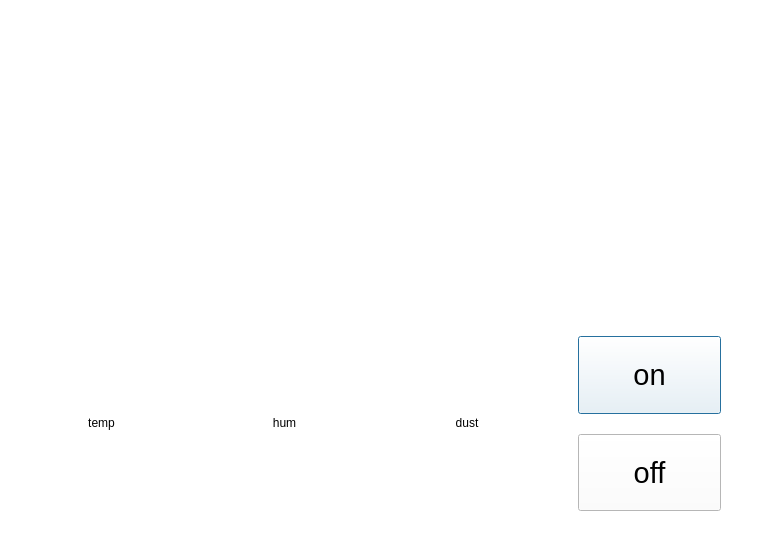
Before: the Qt Designer form Raspberry/dialog.ui in psy1064/DJU_OSP, drawn with Qt 5.
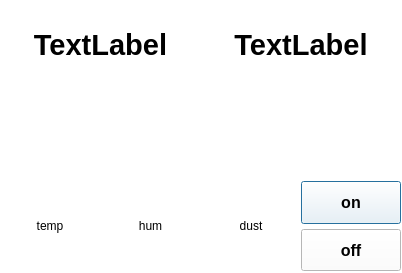
After: the same form once the commit is applied.

Commit message: Qt 실행화면 코드

What changed in the file:
```diff
--- a/Raspberry/dialog.ui
+++ b/Raspberry/dialog.ui
@@ -6,8 +6,8 @@
    <rect>
     <x>0</x>
     <y>0</y>
-    <width>760</width>
-    <height>548</height>
+    <width>402</width>
+    <height>273</height>
    </rect>
   </property>
   <property name="windowTitle">
@@ -22,18 +22,59 @@
   <widget class="QWidget" name="verticalLayoutWidget_2">
    <property name="geometry">
     <rect>
-     <x>10</x>
-     <y>100</y>
-     <width>731</width>
-     <height>431</height>
+     <x>0</x>
+     <y>0</y>
+     <width>401</width>
+     <height>271</height>
     </rect>
    </property>
    <layout class="QVBoxLayout" name="verticalLayout_2">
     <property name="spacing">
      <number>0</number>
     </property>
+    <item>
+     <layout class="QHBoxLayout" name="horizontalLayout_3">
+      <item>
+       <widget class="QLabel" name="dateValue">
+        <property name="font">
+         <font>
+          <pointsize>22</pointsize>
+          <weight>75</weight>
+          <bold>true</bold>
+         </font>
+        </property>
+        <property name="text">
+         <string>TextLabel</string>
+        </property>
+        <property name="alignment">
+         <set>Qt::AlignCenter</set>
+        </property>
+       </widget>
+      </item>
+      <item>
+       <widget class="QLabel" name="timeValue">
+        <property name="font">
+         <font>
+          <pointsize>22</pointsize>
+          <weight>75</weight>
+          <bold>true</bold>
+         </font>
+        </property>
+        <property name="text">
+         <string>TextLabel</string>
+        </property>
+        <property name="alignment">
+         <set>Qt::AlignCenter</set>
+        </property>
+       </widget>
+      </item>
+     </layout>
+    </item>
     <item>
      <layout class="QHBoxLayout" name="horizontalLayout">
+      <property name="spacing">
+       <number>0</number>
+      </property>
       <item>
        <widget class="QLabel" name="tempIcon">
         <property name="text">
@@ -66,6 +107,9 @@
     </item>
     <item>
      <layout class="QHBoxLayout" name="horizontalLayout_2">
+      <property name="spacing">
+       <number>0</number>
+      </property>
       <item>
        <widget class="QLabel" name="tempValue">
         <property name="text">
@@ -93,19 +137,19 @@
       <item>
        <layout class="QVBoxLayout" name="verticalLayout">
         <property name="spacing">
-         <number>20</number>
+         <number>5</number>
         </property>
         <property name="leftMargin">
-         <number>20</number>
+         <number>0</number>
         </property>
         <property name="topMargin">
-         <number>20</number>
+         <number>0</number>
         </property>
         <property name="rightMargin">
-         <number>20</number>
+         <number>0</number>
         </property>
         <property name="bottomMargin">
-         <number>20</number>
+         <number>0</number>
         </property>
         <item>
          <widget class="QPushButton" name="onButton">
@@ -117,9 +161,10 @@
           </property>
           <property name="font">
            <font>
-            <pointsize>22</pointsize>
-            <weight>50</weight>
-            <bold>false</bold>
+            <pointsize>12</pointsize>
+            <weight>75</weight>
+            <italic>false</italic>
+            <bold>true</bold>
            </font>
           </property>
           <property name="styleSheet">
@@ -149,7 +194,10 @@
           </property>
           <property name="font">
            <font>
-            <pointsize>22</pointsize>
+            <pointsize>12</pointsize>
+            <weight>75</weight>
+            <italic>false</italic>
+            <bold>true</bold>
            </font>
           </property>
           <property name="styleSheet">
```
The commit also changes 2 other files.
